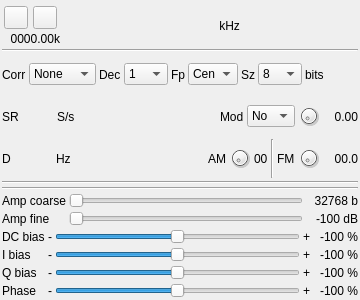
First picture: the form in plugins/samplemimo/testmi/testmigui.ui, repository f4exb/sdrangel, before the edit.
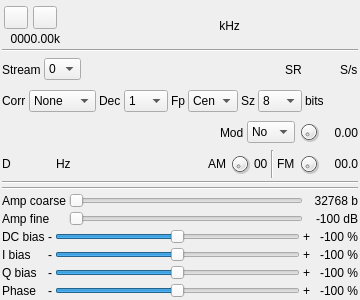
Second picture: the form after the edit. Icons and pictures are not drawn. Custom widgets are drawn as their Qt base class.

Commit message: MIMO: add channel to TestMI (1)

```diff
--- a/plugins/samplemimo/testmi/testmigui.ui
+++ b/plugins/samplemimo/testmi/testmigui.ui
@@ -188,6 +188,107 @@
      </property>
     </widget>
    </item>
+   <item>
+    <layout class="QHBoxLayout" name="channelLayout">
+     <item>
+      <widget class="QLabel" name="label">
+       <property name="text">
+        <string>Stream</string>
+       </property>
+      </widget>
+     </item>
+     <item>
+      <widget class="QComboBox" name="streamIndex">
+       <property name="maximumSize">
+        <size>
+         <width>40</width>
+         <height>16777215</height>
+        </size>
+       </property>
+       <property name="toolTip">
+        <string>Stream index</string>
+       </property>
+       <item>
+        <property name="text">
+         <string>0</string>
+        </property>
+       </item>
+       <item>
+        <property name="text">
+         <string>1</string>
+        </property>
+       </item>
+      </widget>
+     </item>
+     <item>
+      <spacer name="horizontalSpacer_6">
+       <property name="orientation">
+        <enum>Qt::Horizontal</enum>
+       </property>
+       <property name="sizeHint" stdset="0">
+        <size>
+         <width>40</width>
+         <height>20</height>
+        </size>
+       </property>
+      </spacer>
+     </item>
+     <item>
+      <widget class="QLabel" name="samplerateLabel">
+       <property name="sizePolicy">
+        <sizepolicy hsizetype="Maximum" vsizetype="Preferred">
+         <horstretch>0</horstretch>
+         <verstretch>0</verstretch>
+        </sizepolicy>
+       </property>
+       <property name="minimumSize">
+        <size>
+         <width>16</width>
+         <height>0</height>
+        </size>
+       </property>
+       <property name="text">
+        <string>SR</string>
+       </property>
+      </widget>
+     </item>
+     <item>
+      <widget class="ValueDial" name="sampleRate" native="true">
+       <property name="sizePolicy">
+        <sizepolicy hsizetype="Maximum" vsizetype="Maximum">
+         <horstretch>0</horstretch>
+         <verstretch>0</verstretch>
+        </sizepolicy>
+       </property>
+       <property name="minimumSize">
+        <size>
+         <width>32</width>
+         <height>16</height>
+        </size>
+       </property>
+       <property name="font">
+        <font>
+         <family>Liberation Mono</family>
+         <pointsize>12</pointsize>
+        </font>
+       </property>
+       <property name="cursor">
+        <cursorShape>PointingHandCursor</cursorShape>
+       </property>
+       <property name="toolTip">
+        <string>Generator sample rate (S/s)</string>
+       </property>
+      </widget>
+     </item>
+     <item>
+      <widget class="QLabel" name="sampleRateUnit">
+       <property name="text">
+        <string>S/s</string>
+       </property>
+      </widget>
+     </item>
+    </layout>
+   </item>
    <item>
     <layout class="QHBoxLayout" name="autoCorrectionsLayout">
      <item>
@@ -380,60 +481,6 @@
      <property name="bottomMargin">
       <number>2</number>
      </property>
-     <item>
-      <widget class="QLabel" name="samplerateLabel">
-       <property name="sizePolicy">
-        <sizepolicy hsizetype="Maximum" vsizetype="Preferred">
-         <horstretch>0</horstretch>
-         <verstretch>0</verstretch>
-        </sizepolicy>
-       </property>
-       <property name="minimumSize">
-        <size>
-         <width>16</width>
-         <height>0</height>
-        </size>
-       </property>
-       <property name="text">
-        <string>SR</string>
-       </property>
-      </widget>
-     </item>
-     <item>
-      <widget class="ValueDial" name="sampleRate" native="true">
-       <property name="sizePolicy">
-        <sizepolicy hsizetype="Maximum" vsizetype="Maximum">
-         <horstretch>0</horstretch>
-         <verstretch>0</verstretch>
-        </sizepolicy>
-       </property>
-       <property name="minimumSize">
-        <size>
-         <width>32</width>
-         <height>16</height>
-        </size>
-       </property>
-       <property name="font">
-        <font>
-         <family>Liberation Mono</family>
-         <pointsize>12</pointsize>
-        </font>
-       </property>
-       <property name="cursor">
-        <cursorShape>PointingHandCursor</cursorShape>
-       </property>
-       <property name="toolTip">
-        <string>Generator sample rate (S/s)</string>
-       </property>
-      </widget>
-     </item>
-     <item>
-      <widget class="QLabel" name="sampleRateUnit">
-       <property name="text">
-        <string>S/s</string>
-       </property>
-      </widget>
-     </item>
      <item>
       <spacer name="horizontalSpacer_5">
        <property name="orientation">
```
Left out of the diff: 2 changed lines with no effect on the pictures. The commit also changes 19 other files.
